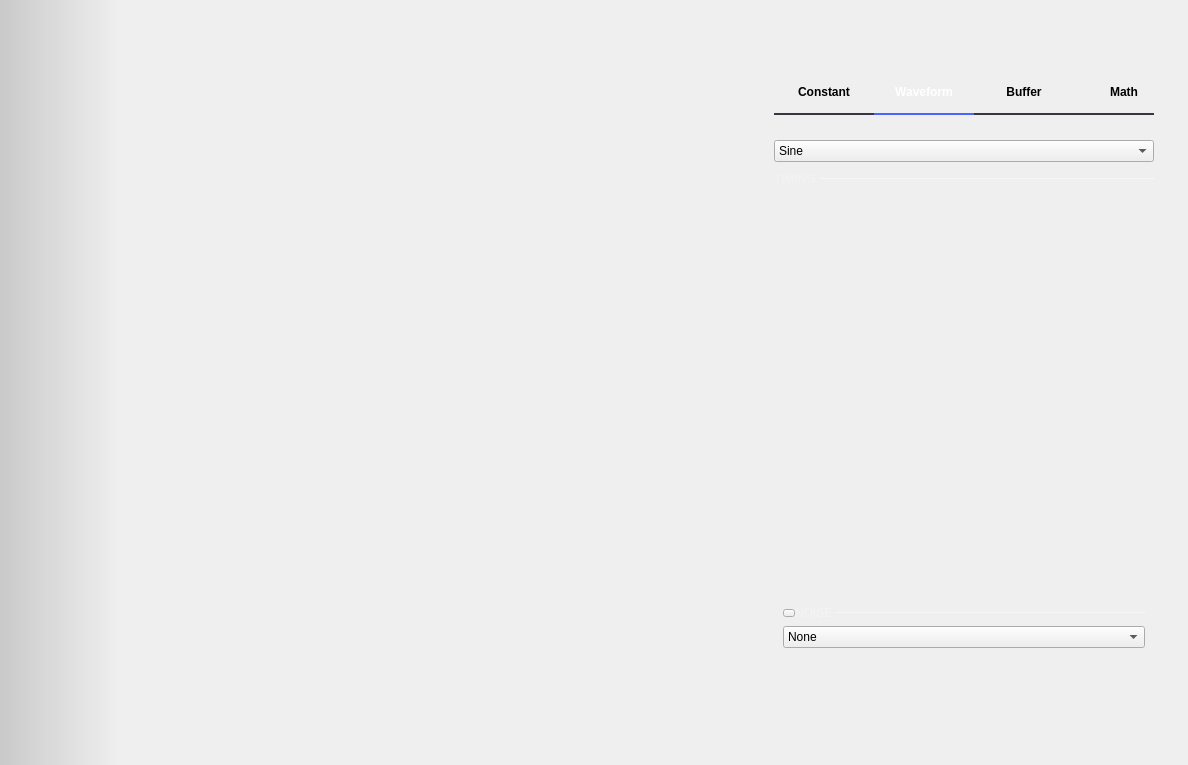
This is ui/signal_generator.ui in analogdevicesinc/scopy as Qt 5 draws it before an edit. The edited form follows.
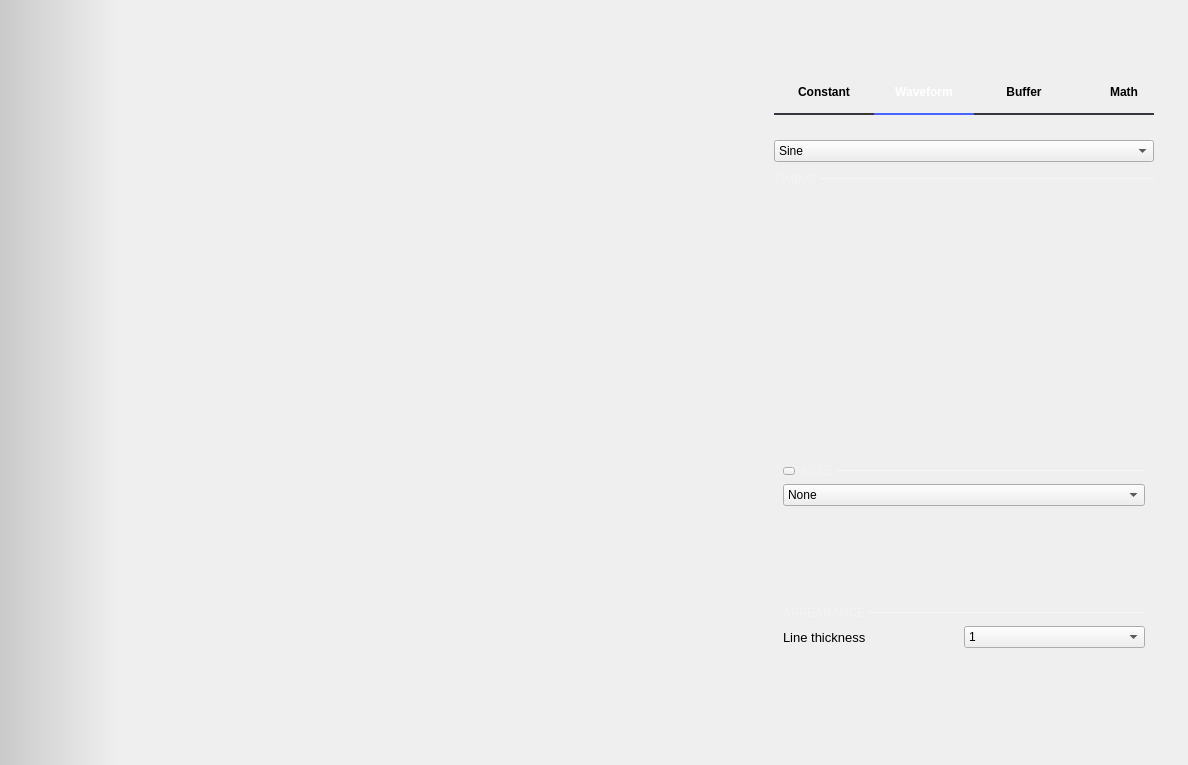
This is the edited form. Icons and pictures are not drawn. Custom widgets are drawn as their Qt base class.

Commit message: SignalGenerator: Add line thickness option.

Patch:
```diff
--- a/ui/signal_generator.ui
+++ b/ui/signal_generator.ui
@@ -1144,6 +1144,198 @@
                  </layout>
                 </widget>
                </item>
+               <item>
+                <widget class="QWidget" name="wNoise" native="true">
+                 <layout class="QVBoxLayout" name="verticalLayout_9">
+                  <item>
+                   <spacer name="verticalSpacer_2">
+                    <property name="orientation">
+                     <enum>Qt::Vertical</enum>
+                    </property>
+                    <property name="sizeHint" stdset="0">
+                     <size>
+                      <width>20</width>
+                      <height>40</height>
+                     </size>
+                    </property>
+                   </spacer>
+                  </item>
+                  <item>
+                   <layout class="QHBoxLayout" name="horizontalLayout_8">
+                    <property name="spacing">
+                     <number>0</number>
+                    </property>
+                    <property name="topMargin">
+                     <number>0</number>
+                    </property>
+                    <item>
+                     <widget class="QLabel" name="lblNoise">
+                      <property name="sizePolicy">
+                       <sizepolicy hsizetype="Preferred" vsizetype="Preferred">
+                        <horstretch>0</horstretch>
+                        <verstretch>0</verstretch>
+                       </sizepolicy>
+                      </property>
+                      <property name="styleSheet">
+                       <string notr="true">  QLabel {
+                        font-size: 12px;
+                        color: rgba(255, 255, 255, 70);
+                        }</string>
+                      </property>
+                      <property name="text">
+                       <string>APPEARANCE </string>
+                      </property>
+                     </widget>
+                    </item>
+                    <item>
+                     <widget class="Line" name="line">
+                      <property name="sizePolicy">
+                       <sizepolicy hsizetype="Expanding" vsizetype="Fixed">
+                        <horstretch>0</horstretch>
+                        <verstretch>0</verstretch>
+                       </sizepolicy>
+                      </property>
+                      <property name="minimumSize">
+                       <size>
+                        <width>0</width>
+                        <height>1</height>
+                       </size>
+                      </property>
+                      <property name="maximumSize">
+                       <size>
+                        <width>16777215</width>
+                        <height>1</height>
+                       </size>
+                      </property>
+                      <property name="styleSheet">
+                       <string notr="true">border: 1px solid rgba(255, 255, 255, 70);</string>
+                      </property>
+                      <property name="orientation">
+                       <enum>Qt::Horizontal</enum>
+                      </property>
+                     </widget>
+                    </item>
+                   </layout>
+                  </item>
+                  <item>
+                   <layout class="QHBoxLayout" name="horizontalLayout_13">
+                    <property name="spacing">
+                     <number>0</number>
+                    </property>
+                    <property name="bottomMargin">
+                     <number>0</number>
+                    </property>
+                    <item>
+                     <layout class="QVBoxLayout" name="verticalLayout_12">
+                      <property name="spacing">
+                       <number>0</number>
+                      </property>
+                      <property name="rightMargin">
+                       <number>0</number>
+                      </property>
+                      <property name="bottomMargin">
+                       <number>0</number>
+                      </property>
+                      <item>
+                       <widget class="QLabel" name="label_10">
+                        <property name="styleSheet">
+                         <string notr="true">font-size: 13px;</string>
+                        </property>
+                        <property name="text">
+                         <string>Line thickness</string>
+                        </property>
+                       </widget>
+                      </item>
+                     </layout>
+                    </item>
+                    <item>
+                     <widget class="QComboBox" name="cbLineThickness">
+                      <property name="minimumSize">
+                       <size>
+                        <width>0</width>
+                        <height>0</height>
+                       </size>
+                      </property>
+                      <property name="currentIndex">
+                       <number>1</number>
+                      </property>
+                      <item>
+                       <property name="text">
+                        <string>0.5</string>
+                       </property>
+                      </item>
+                      <item>
+                       <property name="text">
+                        <string>1</string>
+                       </property>
+                      </item>
+                      <item>
+                       <property name="text">
+                        <string>1.5</string>
+                       </property>
+                      </item>
+                      <item>
+                       <property name="text">
+                        <string>2</string>
+                       </property>
+                      </item>
+                      <item>
+                       <property name="text">
+                        <string>2.5</string>
+                       </property>
+                      </item>
+                      <item>
+                       <property name="text">
+                        <string>3</string>
+                       </property>
+                      </item>
+                      <item>
+                       <property name="text">
+                        <string>3.5</string>
+                       </property>
+                      </item>
+                      <item>
+                       <property name="text">
+                        <string>4</string>
+                       </property>
+                      </item>
+                      <item>
+                       <property name="text">
+                        <string>4.5</string>
+                       </property>
+                      </item>
+                      <item>
+                       <property name="text">
+                        <string>5</string>
+                       </property>
+                      </item>
+                     </widget>
+                    </item>
+                   </layout>
+                  </item>
+                  <item>
+                   <layout class="QHBoxLayout" name="horizontalLayout_5">
+                    <property name="topMargin">
+                     <number>0</number>
+                    </property>
+                    <item>
+                     <spacer name="horizontalSpacer">
+                      <property name="orientation">
+                       <enum>Qt::Horizontal</enum>
+                      </property>
+                      <property name="sizeHint" stdset="0">
+                       <size>
+                        <width>40</width>
+                        <height>20</height>
+                       </size>
+                      </property>
+                     </spacer>
+                    </item>
+                   </layout>
+                  </item>
+                 </layout>
+                </widget>
+               </item>
               </layout>
              </widget>
             </widget>
```
The commit also changes 4 other files.
